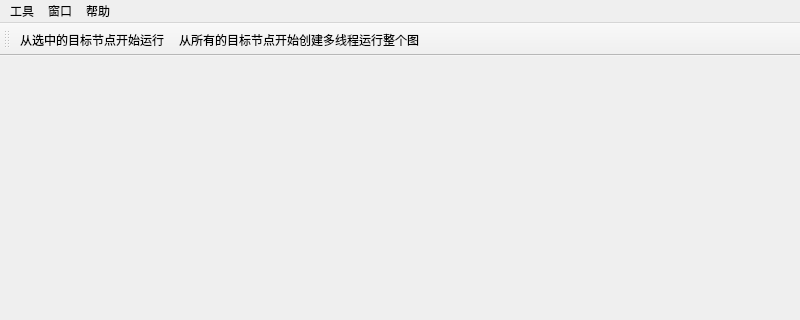
First picture: the form in ros2_docker_ws/src/graph_executer_controller/ui/mainwindow.ui, repository laoxue888/DockerRos2UnityArm, before the edit; both pictures show x 0 to 800 and y 0 to 320 of the 800 by 622 pixel window.
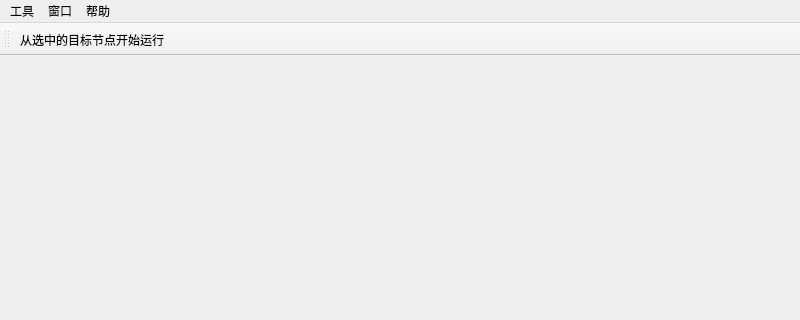
Second picture: the form after the edit.

What changed in the file:
```diff
--- a/ros2_docker_ws/src/graph_executer_controller/ui/mainwindow.ui
+++ b/ros2_docker_ws/src/graph_executer_controller/ui/mainwindow.ui
@@ -232,7 +232,6 @@
     <bool>false</bool>
    </attribute>
    <addaction name="actionexetute_from_goal_node"/>
-   <addaction name="actionexecute_graph"/>
   </widget>
   <action name="actionCheck_for_updates">
    <property name="text">
```
